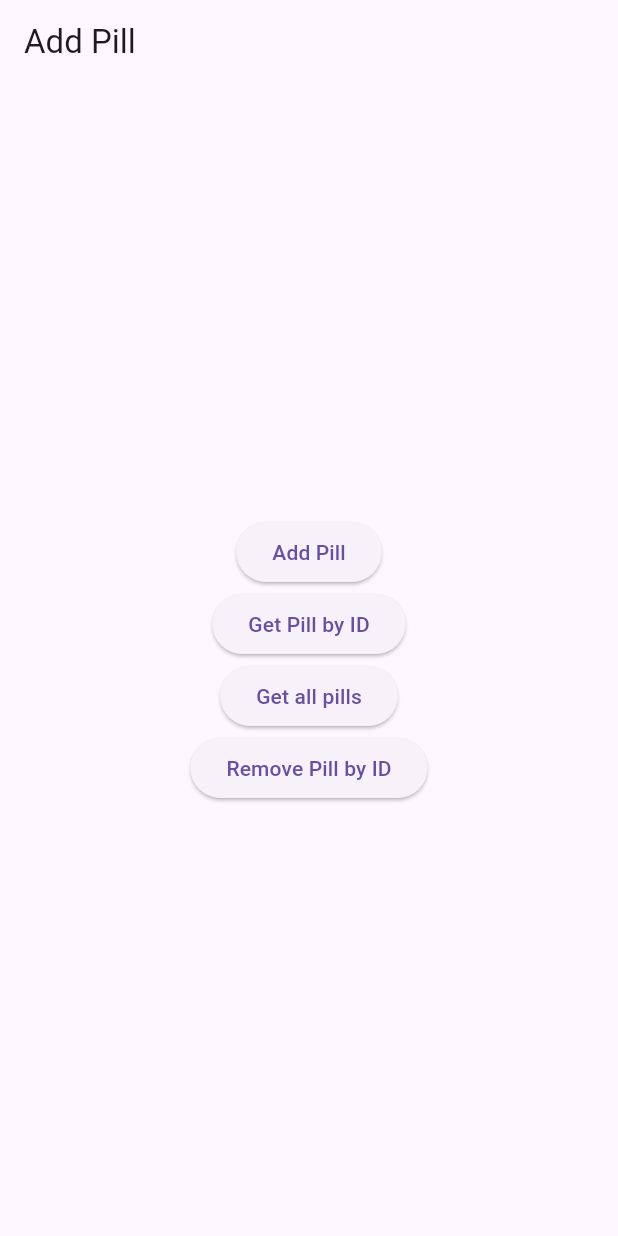
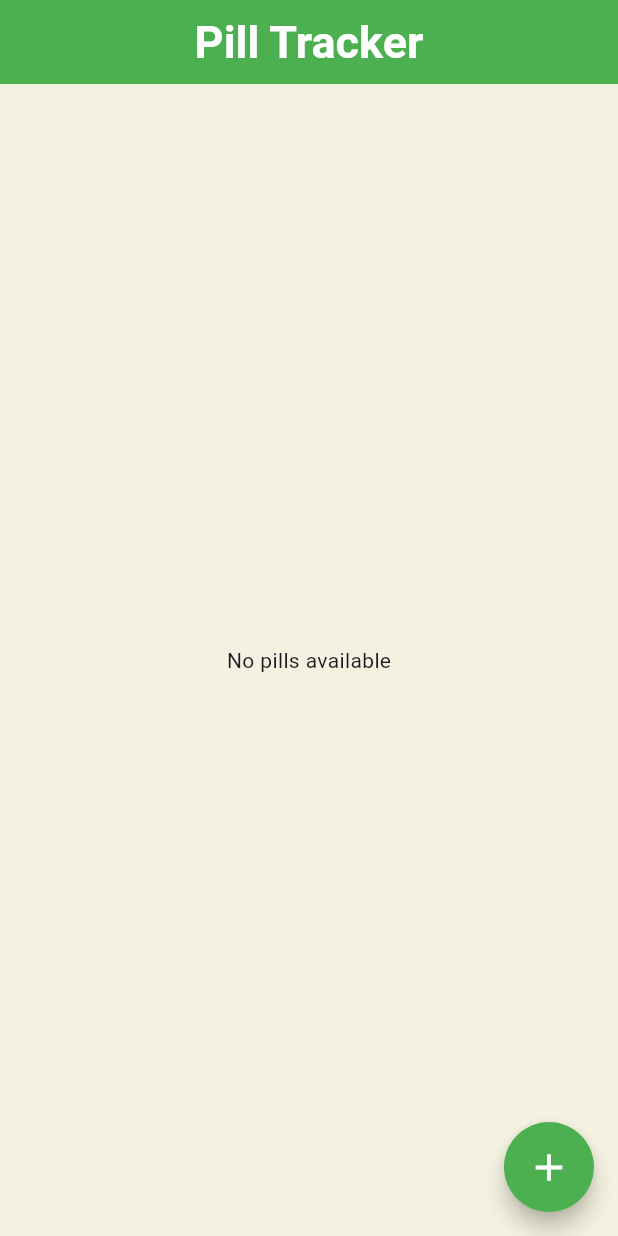
Before and after one commit to linnathoncode/PillTracker, a Flutter app: the screen it shows after launch, on a phone screen of 412 x 824 dp. Run offline on Flutter 3.47's test engine with Material 3 defaults, Android fonts, the phone set to English and light mode, and no system bars; our stand-ins replace either_dart, sqflite; accounts and stored records are empty.

Commit message:
implementation in the ui

```diff
--- a/lib/data/datasources/pill_local_database.dart
+++ b/lib/features/pill_crud/data/datasources/pill_local_database.dart
@@ -1,5 +1,5 @@
 import 'package:pill_tracker/core/errors/failure.dart';
-import 'package:pill_tracker/data/models/pill_model.dart';
+import 'package:pill_tracker/features/pill_crud/data/models/pill_model.dart';
 import 'package:sqflite/sqflite.dart';
 import 'package:path/path.dart';
 
--- a/lib/data/models/pill_model.dart
+++ b/lib/features/pill_crud/data/models/pill_model.dart
@@ -1,4 +1,4 @@
-import 'package:pill_tracker/domain/entities/pill_entity.dart';
+import 'package:pill_tracker/features/pill_crud/domain/entities/pill_entity.dart';
 
 class PillModel {
   final String name;
--- a/lib/domain/repositories/pill_repository.dart
+++ b/lib/features/pill_crud/domain/repositories/pill_repository.dart
@@ -1,6 +1,6 @@
 import 'package:pill_tracker/core/errors/failure.dart';
-import 'package:pill_tracker/domain/entities/pill_entity.dart';
 import 'package:either_dart/either.dart';
+import 'package:pill_tracker/features/pill_crud/domain/entities/pill_entity.dart';
 
 abstract class PillRepository {
   Future<Either<Failure, PillEntity>> addPill(PillEntity pill);
--- a/lib/domain/usecases/add_pill.dart
+++ b/lib/features/pill_crud/domain/usecases/add_pill.dart
@@ -1,7 +1,7 @@
 import 'package:either_dart/either.dart';
 import 'package:pill_tracker/core/errors/failure.dart';
-import 'package:pill_tracker/domain/entities/pill_entity.dart';
-import 'package:pill_tracker/domain/repositories/pill_repository.dart';
+import 'package:pill_tracker/features/pill_crud/domain/entities/pill_entity.dart';
+import 'package:pill_tracker/features/pill_crud/domain/repositories/pill_repository.dart';
 
 class AddPill {
   final PillRepository repository;
--- a/lib/domain/usecases/get_all_pills.dart
+++ b/lib/features/pill_crud/domain/usecases/get_all_pills.dart
@@ -1,7 +1,7 @@
 import 'package:either_dart/either.dart';
 import 'package:pill_tracker/core/errors/failure.dart';
-import 'package:pill_tracker/domain/entities/pill_entity.dart';
-import 'package:pill_tracker/domain/repositories/pill_repository.dart';
+import 'package:pill_tracker/features/pill_crud/domain/entities/pill_entity.dart';
+import 'package:pill_tracker/features/pill_crud/domain/repositories/pill_repository.dart';
 
 class GetAllPills {
   final PillRepository repository;
--- a/lib/domain/usecases/get_pill_by_id.dart
+++ b/lib/features/pill_crud/domain/usecases/get_pill_by_id.dart
@@ -1,7 +1,7 @@
 import 'package:either_dart/either.dart';
 import 'package:pill_tracker/core/errors/failure.dart';
-import 'package:pill_tracker/domain/entities/pill_entity.dart';
-import 'package:pill_tracker/domain/repositories/pill_repository.dart';
+import 'package:pill_tracker/features/pill_crud/domain/entities/pill_entity.dart';
+import 'package:pill_tracker/features/pill_crud/domain/repositories/pill_repository.dart';
 
 class GetPillById {
   final PillRepository repository;
--- a/lib/domain/usecases/remove_pill.dart
+++ b/lib/features/pill_crud/domain/usecases/remove_pill.dart
@@ -1,6 +1,6 @@
 import 'package:either_dart/either.dart';
 import 'package:pill_tracker/core/errors/failure.dart';
-import 'package:pill_tracker/domain/repositories/pill_repository.dart';
+import 'package:pill_tracker/features/pill_crud/domain/repositories/pill_repository.dart';
 
 class RemovePill {
   final PillRepository repository;
--- a/lib/presentation/main_page/pages/main_page.dart
+++ b/lib/features/pill_crud/presentation/pages/main_page.dart
@@ -1,6 +1,98 @@
+import 'package:flutter/material.dart';
+import 'package:pill_tracker/features/pill_crud/presentation/provider/provider.dart';
+import 'package:provider/provider.dart';
+import '../widgets/bottom_sheet_widget.dart' as custom;
+
+class MainPage extends StatefulWidget {
+  const MainPage({super.key});
+
+  @override
+  State<MainPage> createState() => _MainPageState();
+}
+
+class _MainPageState extends State<MainPage> {
+  @override
+  void initState() {
+    super.initState();
+  }
+
+  @override
+  Widget build(BuildContext context) {
+    return Scaffold(
+      appBar: AppBar(
+        centerTitle: true,
+        title: Text(
+          "Pill Tracker",
+          style: Theme.of(context).appBarTheme.titleTextStyle,
+        ),
+        foregroundColor: Theme.of(context).appBarTheme.foregroundColor,
+        backgroundColor: Theme.of(context).appBarTheme.backgroundColor,
+      ),
+      body: SizedBox(
+        height: double.infinity,
+        width: double.infinity,
+        child: Center(
+          child: Column(
+            children: <Widget>[
+              Expanded(
+                child: ChangeNotifierProvider(
+                  create: (context) => PillProvider(),
+                  child: Builder(
+                    builder: (context) {
+                      final pillProvider = Provider.of<PillProvider>(context);
+                      pillProvider.getAllPills();
+                      final pills = pillProvider.pills;
+                      if (pills == null || pills.isEmpty) {
+                        return Center(
+                          child: pillProvider.failure == null
+                              ? const Text('No pills available')
+                              : const Text('Failed to get pills'),
+                        );
+                      } else {
+                        return ListView.builder(
+                          itemCount: pills.length,
+                          itemBuilder: (context, index) {
+                            return ListTile(
+                              leading: const Icon(Icons.medication_rounded),
+                              subtitle: Text("ID: ${pills[index].id}"),
+                              title: Text(pills[index].name),
+                            );
+                          },
+                        );
+                      }
+                    },
+                  ),
+                ),
+              ),
+            ],
+          ),
+        ),
+      ),
+      floatingActionButton: FloatingActionButton(
+        foregroundColor:
+            Theme.of(context).floatingActionButtonTheme.foregroundColor,
+        backgroundColor:
+            Theme.of(context).floatingActionButtonTheme.backgroundColor,
+        shape: Theme.of(context).floatingActionButtonTheme.shape,
+        onPressed: () {
+          showModalBottomSheet(
+            backgroundColor: Theme.of(context).bottomSheetTheme.backgroundColor,
+            context: context,
+            isScrollControlled: true,
+            builder: (context) {
+              return const custom.BottomSheet();
+            },
+          );
+        },
+        child: Icon(Icons.add,
+            size: Theme.of(context).floatingActionButtonTheme.iconSize),
+      ),
+      floatingActionButtonLocation: FloatingActionButtonLocation.endFloat,
+    );
+  }
+}
+
 // import 'package:flutter/material.dart';
-// import 'package:pill_tracker/domain/entities/pill_entity.dart';
-// import 'package:pill_tracker/presentation/bottom_sheet/pages/bottom_sheet.dart'
 //     as custom;
 
 // class MainPage extends StatefulWidget {
--- a/lib/main.dart
+++ b/lib/main.dart
@@ -1,11 +1,14 @@
 import 'package:flutter/material.dart';
-import 'package:pill_tracker/domain/entities/pill_entity.dart';
-import 'package:pill_tracker/presentation/provider/provider.dart';
+import 'package:pill_tracker/core/configs/constants/routes.dart';
+import 'package:pill_tracker/core/configs/theme/app_themes.dart';
+import 'package:pill_tracker/features/pill_crud/presentation/pages/main_page.dart';
+import 'package:pill_tracker/features/pill_crud/presentation/pages/splash_page.dart';
+import 'package:pill_tracker/features/pill_crud/presentation/provider/provider.dart';
 import 'package:provider/provider.dart';
 
 void main() {
   WidgetsFlutterBinding.ensureInitialized();
-  runApp(MyApp());
+  runApp(const MyApp());
 }
 
 class MyApp extends StatelessWidget {
@@ -13,85 +16,137 @@ class MyApp extends StatelessWidget {
 
   @override
   Widget build(BuildContext context) {
-    return MaterialApp(
-      home: ChangeNotifierProvider(
-        create: (context) => PillProvider(),
-        child: Builder(
-          builder: (context) => Scaffold(
-            appBar: AppBar(title: const Text('Add Pill')),
-            body: Center(
-              child: Column(
-                crossAxisAlignment: CrossAxisAlignment.center,
-                mainAxisAlignment: MainAxisAlignment.center,
-                children: [
-                  ElevatedButton(
-                    onPressed: () async {
-                      final pillProvider = context.read<PillProvider>();
-                      final pill = PillEntity(name: 'Lil', id: "125");
-                      await pillProvider.addPill(pill);
-
-                      pillProvider.failure != null
-                          ? ScaffoldMessenger.of(context).showSnackBar(SnackBar(
-                              content: Text(
-                                  'Failed to add pill: ${pillProvider.failure?.errorMessage}')))
-                          : ScaffoldMessenger.of(context).showSnackBar(
-                              const SnackBar(
-                                  content: Text('Pill added successfully')));
-                    },
-                    child: const Text("Add Pill"),
-                  ),
-                  ElevatedButton(
-                    onPressed: () async {
-                      final pillProvider = context.read<PillProvider>();
-                      const pillId = '111111';
-                      await pillProvider.getPillById(pillId);
-
-                      pillProvider.failure != null
-                          ? ScaffoldMessenger.of(context).showSnackBar(SnackBar(
-                              content: Text(
-                                  'Failed to get pill: ${pillProvider.failure?.errorMessage}')))
-                          : ScaffoldMessenger.of(context).showSnackBar(SnackBar(
-                              content: Text(
-                                  'Pill fetched: ${pillProvider.pill?.name}')));
-                    },
-                    child: const Text("Get Pill by ID"),
-                  ),
-                  ElevatedButton(
-                    onPressed: () async {
-                      final pillProvider = context.read<PillProvider>();
-                      pillProvider.getAllPills();
-
-                      pillProvider.failure != null
-                          ? ScaffoldMessenger.of(context).showSnackBar(SnackBar(
-                              content: Text(
-                                  'Failed to get pills: ${pillProvider.failure?.errorMessage}')))
-                          : ScaffoldMessenger.of(context).showSnackBar(SnackBar(
-                              content: Text(
-                                  'Number of pills: ${pillProvider.pills?.length}')));
-                    },
-                    child: const Text("Get all pills"),
-                  ),
-                  ElevatedButton(
-                    onPressed: () async {
-                      final pillProvider = context.read<PillProvider>();
-                      pillProvider.removePill("125");
-
-                      pillProvider.failure != null
-                          ? ScaffoldMessenger.of(context).showSnackBar(SnackBar(
-                              content: Text(
-                                  'Failed to remove pill: ${pillProvider.failure?.errorMessage}')))
-                          : ScaffoldMessenger.of(context).showSnackBar(
-                              const SnackBar(
-                                  content: Text('Removed pill successfully')));
-                    },
-                    child: const Text("Remove Pill by ID"),
-                  ),
-                ],
-              ),
-            ),
-          ),
-        ),
+    return MultiProvider(
+      providers: [
+        ChangeNotifierProvider(
+          create: (context) => PillProvider(),
+        )
+      ],
+      child: MaterialApp(
+        routes: {
+          mainPageRoute: (context) => const MainPage(),
+        },
+        debugShowCheckedModeBanner: false,
+        theme: AppThemes.lightTheme,
+        home: const Home(),
       ),
     );
   }
 }
+
+class Home extends StatefulWidget {
+  const Home({super.key});
+
+  @override
+  State<Home> createState() => _HomeState();
+}
+
+class _HomeState extends State<Home> {
+  @override
+  void initState() {
+    super.initState();
+  }
+
+  @override
+  Widget build(BuildContext context) {
+    return const SplashPage();
+  }
+}
+
+// import 'package:flutter/material.dart';
+// import 'package:pill_tracker/domain/entities/pill_entity.dart';
+// import 'package:pill_tracker/presentation/provider/provider.dart';
+// import 'package:provider/provider.dart';
+
+// void main() {
+//   WidgetsFlutterBinding.ensureInitialized();
+//   runApp(MyApp());
+// }
+
+// class MyApp extends StatelessWidget {
+//   const MyApp({super.key});
+
+//   @override
+//   Widget build(BuildContext context) {
+//     return MaterialApp(
+//       home: ChangeNotifierProvider(
+//         create: (context) => PillProvider(),
+//         child: Builder(
+//           builder: (context) => Scaffold(
+//             appBar: AppBar(title: const Text('Add Pill')),
+//             body: Center(
+//               child: Column(
+//                 crossAxisAlignment: CrossAxisAlignment.center,
+//                 mainAxisAlignment: MainAxisAlignment.center,
+//                 children: [
+//                   ElevatedButton(
+//                     onPressed: () async {
+//                       final pillProvider = context.read<PillProvider>();
+//                       final pill = PillEntity(name: 'Lil', id: "125");
+//                       await pillProvider.addPill(pill);
+
+//                       pillProvider.failure != null
+//                           ? ScaffoldMessenger.of(context).showSnackBar(SnackBar(
+//                               content: Text(
+//                                   'Failed to add pill: ${pillProvider.failure?.errorMessage}')))
+//                           : ScaffoldMessenger.of(context).showSnackBar(
+//                               const SnackBar(
+//                                   content: Text('Pill added successfully')));
+//                     },
+//                     child: const Text("Add Pill"),
+//                   ),
+//                   ElevatedButton(
+//                     onPressed: () async {
+//                       final pillProvider = context.read<PillProvider>();
+//                       const pillId = '111111';
+//                       await pillProvider.getPillById(pillId);
+
+//                       pillProvider.failure != null
+//                           ? ScaffoldMessenger.of(context).showSnackBar(SnackBar(
+//                               content: Text(
+//                                   'Failed to get pill: ${pillProvider.failure?.errorMessage}')))
+//                           : ScaffoldMessenger.of(context).showSnackBar(SnackBar(
+//                               content: Text(
+//                                   'Pill fetched: ${pillProvider.pill?.name}')));
+//                     },
+//                     child: const Text("Get Pill by ID"),
+//                   ),
+//                   ElevatedButton(
+//                     onPressed: () async {
+//                       final pillProvider = context.read<PillProvider>();
+//                       pillProvider.getAllPills();
+
+//                       pillProvider.failure != null
+//                           ? ScaffoldMessenger.of(context).showSnackBar(SnackBar(
+//                               content: Text(
+//                                   'Failed to get pills: ${pillProvider.failure?.errorMessage}')))
+//                           : ScaffoldMessenger.of(context).showSnackBar(SnackBar(
+//                               content: Text(
+//                                   'Number of pills: ${pillProvider.pills?.length}')));
+//                     },
+//                     child: const Text("Get all pills"),
+//                   ),
+//                   ElevatedButton(
+//                     onPressed: () async {
+//                       final pillProvider = context.read<PillProvider>();
+//                       pillProvider.removePill("125");
+
+//                       pillProvider.failure != null
+//                           ? ScaffoldMessenger.of(context).showSnackBar(SnackBar(
+//                               content: Text(
+//                                   'Failed to remove pill: ${pillProvider.failure?.errorMessage}')))
+//                           : ScaffoldMessenger.of(context).showSnackBar(
+//                               const SnackBar(
+//                                   content: Text('Removed pill successfully')));
+//                     },
+//                     child: const Text("Remove Pill by ID"),
+//                   ),
+//                 ],
+//               ),
+//             ),
+//           ),
+//         ),
+//       ),
+//     );
+//   }
+// }
```
Also changed, not shown: lib/features/pill_crud/data/repositories/pill_repository_impl.dart (renamed from lib/data/pill_repository_impl.dart, +4 -4 lines), lib/features/pill_crud/presentation/bottom_sheet/widgets/text_form_field.dart (added, +30 -0 lines), lib/features/pill_crud/presentation/provider/provider.dart (renamed from lib/presentation/provider/provider.dart, +8 -7 lines), lib/features/pill_crud/presentation/widgets/bottom_sheet_widget.dart (added, +217 -0 lines), lib/features/pill_crud/domain/entities/pill_entity.dart (renamed from lib/domain/entities/pill_entity.dart), lib/features/pill_crud/presentation/bottom_sheet/pages/bottom_sheet.dart (renamed from lib/presentation/bottom_sheet/pages/bottom_sheet.dart), lib/features/pill_crud/presentation/pages/splash_page.dart (renamed from lib/presentation/splash/pages/splash.dart), lib/features/pill_crud/presentation/widgets/custom_text_form_field_widget.dart (renamed from lib/presentation/bottom_sheet/widgets/text_form_field.dart), lib/presentation/pages/main_page.dart (deleted).
